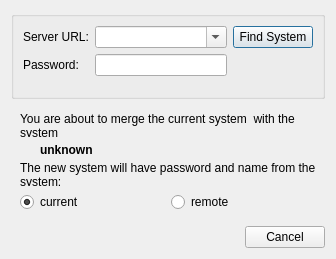
Qt form client/src/ui/dialogs/merge_systems_dialog.ui (networkoptix/nx_open) before a commit.
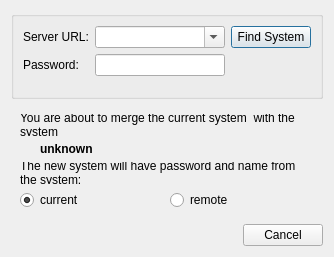
The same form after that commit. Custom widgets are drawn as their Qt base class.

Diff of the .ui file:
```diff
--- a/client/src/ui/dialogs/merge_systems_dialog.ui
+++ b/client/src/ui/dialogs/merge_systems_dialog.ui
@@ -6,8 +6,8 @@
    <rect>
     <x>0</x>
     <y>0</y>
-    <width>336</width>
-    <height>259</height>
+    <width>334</width>
+    <height>257</height>
    </rect>
   </property>
   <property name="windowTitle">
```
Left out of the diff: 2 changed lines with no effect on the pictures.
